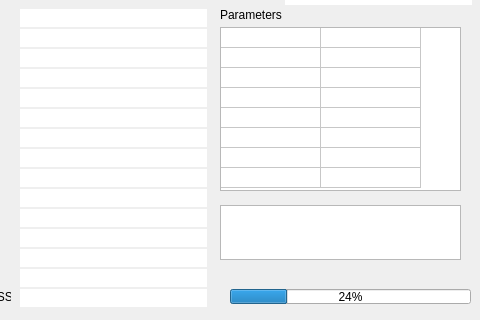
The window that source/ui/mainwindow.ui (whiskie14142/SolarSystemVoyager) describes before a commit, drawn with Qt 5; both pictures show x 160 to 640 and y 380 to 700 of the 640 by 700 pixel window.
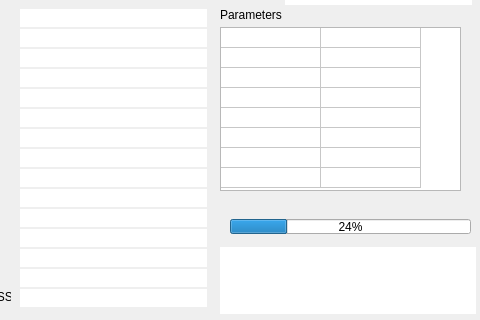
The same window after the commit.

Patch:
```diff
--- a/source/ui/mainwindow.ui
+++ b/source/ui/mainwindow.ui
@@ -766,7 +766,7 @@
     <property name="geometry">
      <rect>
       <x>380</x>
-      <y>630</y>
+      <y>560</y>
       <width>241</width>
       <height>16</height>
      </rect>
@@ -782,7 +782,7 @@
     <property name="geometry">
      <rect>
       <x>390</x>
-      <y>650</y>
+      <y>580</y>
       <width>241</width>
       <height>15</height>
      </rect>
@@ -1320,9 +1320,9 @@
     <property name="geometry">
      <rect>
       <x>380</x>
-      <y>566</y>
-      <width>241</width>
-      <height>55</height>
+      <y>608</y>
+      <width>256</width>
+      <height>67</height>
      </rect>
     </property>
     <property name="font">
@@ -1339,6 +1339,15 @@
     <property name="toolTip">
      <string>System Messages</string>
     </property>
+    <property name="frameShape">
+     <enum>QFrame::NoFrame</enum>
+    </property>
+    <property name="frameShadow">
+     <enum>QFrame::Plain</enum>
+    </property>
+    <property name="lineWidth">
+     <number>0</number>
+    </property>
     <property name="undoRedoEnabled">
      <bool>false</bool>
     </property>
```
